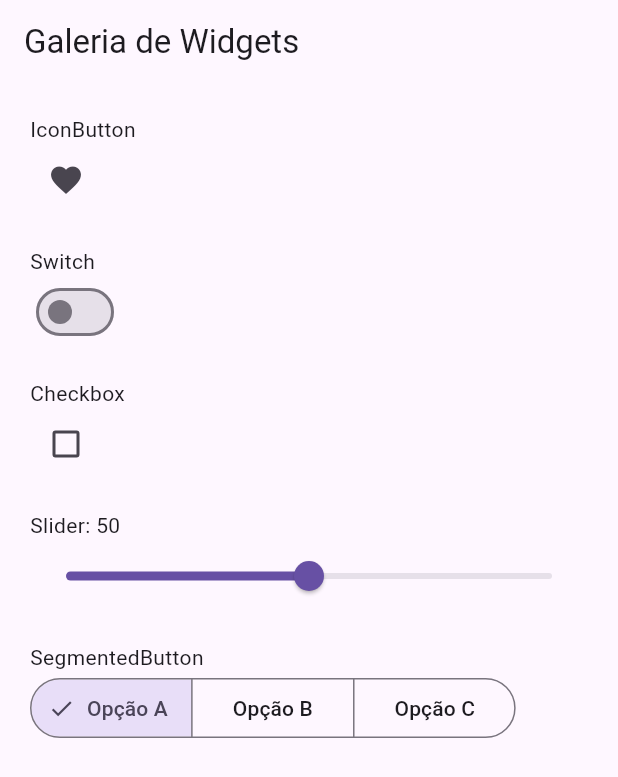
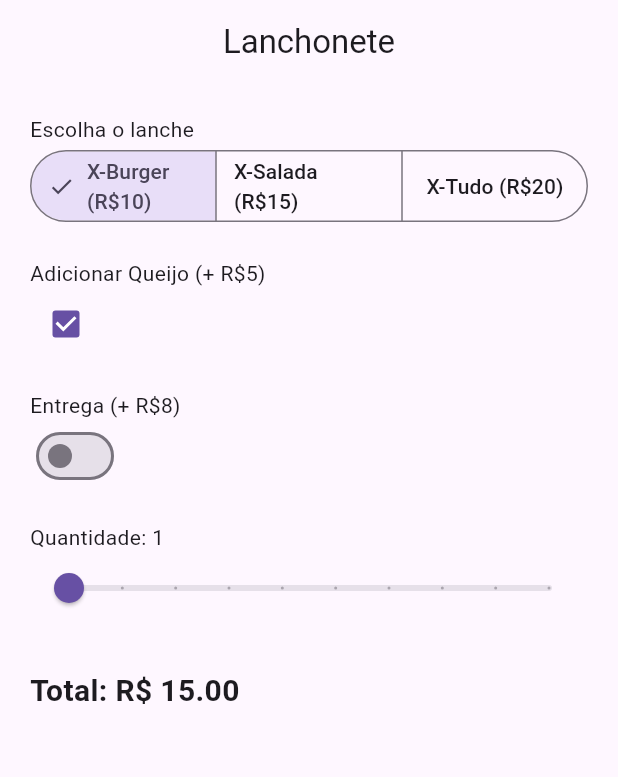
Before and after one commit to Luanlhp777/mobile13, a Flutter app: the screen it shows after launch, on a phone screen of 412 x 824 dp. Shown: the top 777 px of the screen. Run offline on Flutter 3.47's test engine with Material 3 defaults, Android fonts, the phone set to English and light mode, and no system bars.

Commit message:
feat: adiciona exercicio de componentes e pedido de lanche

```diff
--- a/componentes_diversos/lib/main.dart
+++ b/componentes_diversos/lib/main.dart
@@ -15,20 +15,39 @@ class _MeuAppState extends State<MeuApp> {
 
   bool ligado = false;
 
-  bool aceito = false;
+  bool aceito = true;
 
-  double valor = 50;
+  double valor = 1;
 
   String opcao = "A";
 
-  void clicarIcone() {
-    print("Clicou no coração");
+  double total = 15;
+
+  void calcularTotal() {
+    double precoLanche = 0;
+
+    if (opcao == "A") {
+      precoLanche = 10;
+    } else if (opcao == "B") {
+      precoLanche = 15;
+    } else {
+      precoLanche = 20;
+    }
+
+    double adicionarQueijo = aceito ? 5 : 0;
+    double taxaEntrega = ligado ? 8: 0;
+
+    total = (precoLanche + adicionarQueijo) * valor + taxaEntrega;
   }
+
+  // void clicarIcone() {
+  //   print("Clicou no coração");
+  // }===ICONE DO CORAÇÃO===
 
   void alterarSwitch(bool novoValor) {
     setState(() {
-
       ligado = novoValor;
+      calcularTotal();
 
       print(novoValor);
     });
@@ -38,6 +57,8 @@ class _MeuAppState extends State<MeuApp> {
 
     setState(() {
       aceito = novoValor;
+      calcularTotal();
+
       print(novoValor);
     });
   }
@@ -46,6 +67,8 @@ class _MeuAppState extends State<MeuApp> {
 
     setState(() {
       valor = novoValor;
+      calcularTotal();
+
       print(novoValor);
     });
   }
@@ -54,6 +77,8 @@ class _MeuAppState extends State<MeuApp> {
 
     setState(() {
       opcao = novaOpcao;
+      calcularTotal();
+
       print(novaOpcao);
     });
   }
@@ -64,7 +89,8 @@ class _MeuAppState extends State<MeuApp> {
       debugShowCheckedModeBanner: false,
       home: Scaffold(
         appBar: AppBar(
-          title: Text("Galeria de Widgets"),
+          title: Text("Lanchonete"),
+          centerTitle: true,
         ),
 
         body: Padding(
@@ -74,17 +100,49 @@ class _MeuAppState extends State<MeuApp> {
             crossAxisAlignment: CrossAxisAlignment.start,
             children: [
 
-              Text("IconButton"),
+              Text("Escolha o lanche"),
 
-              IconButton(
-                icon: Icon(Icons.favorite),
-                onPressed: clicarIcone,
+              SegmentedButton<String>(
+                segments: [
+                  ButtonSegment(
+                    value: "A",
+                    label: Text("X-Burger (R\$10)"),
+                  ),
+                  ButtonSegment(
+                    value: "B",
+                    label: Text("X-Salada (R\$15)"),
+                  ),
+                  ButtonSegment(
+                    value: "C",
+                    label: Text("X-Tudo (R\$20)"),
+                  ),
+                ],
+
+                selected: {opcao},
+
+                onSelectionChanged: (novaSelecao) {
+                  alterarOpcao(novaSelecao.first);
+                },
+              ),
+
+
+
+              SizedBox(height: 20),
+
+              // ======CHECKBOX==========
+              Text("Adicionar Queijo (+ R\$5)"),
+
+              Checkbox(
+                value: aceito,
+                onChanged: (valor) {
+                  alterarCheckbox(valor!);
+                },
               ),
 
               SizedBox(height: 20),
 
-                // ======SWITCH=======
-              Text("Switch"),
+                  // ======SWITCH=======
+              Text("Entrega (+ R\$8)"),
 
               Switch(
                 value: ligado,
@@ -95,51 +153,35 @@ class _MeuAppState extends State<MeuApp> {
 
               SizedBox(height: 20),
 
-              // ======CHECKBOX==========
-              Text("Checkbox"),
-
-              Checkbox(
-                value: aceito,
-                onChanged: (valor) {
-                  alterarCheckbox(valor!);
-                },
-              ),
-
-              SizedBox(height: 20),
-
               // ======= SLIDER ======
-              Text("Slider: ${valor.toInt()}"),
+              Text("Quantidade: ${valor.toInt()}"),
 
               Slider(
-                min: 0,
-
-                max: 100,
-
+                min: 1,
+                max: 10,
+                divisions: 9,
                 value: valor,
-
                 onChanged: (novoValor) {
                   alterarSlider(novoValor);
                 },
               ),
 
-              SizedBox(height: 20),
+              SizedBox(height: 30),
 
-              // ===== SEGMENTED BUTTON ===========
-              Text("SegmentedButton"),
+                // IconButton(
+              //   icon: Icon(Icons.favorite),
+              //   onPressed: clicarIcone,
+              // ), ===ICONE DO CORAÇÃO===
 
-              SegmentedButton<String> (
-                segments: [
+              // ===== TOTAL ======
+              Text(
+                "Total: R\$ ${total.toStringAsFixed(2)}",
 
-                  ButtonSegment(value: "A", label: Text("Opção A")),
-                  ButtonSegment(value: "B", label: Text("Opção B")),
-                  ButtonSegment(value: "C", label: Text("Opção C")),
-                ],
+                style: TextStyle(
+                  fontSize: 20,
+                  fontWeight: FontWeight.bold,
 
-                selected: {opcao},
-
-                onSelectionChanged: (novaSelecao) {
-                  alterarOpcao(novaSelecao.first);
-                },
+                ),
               ),
             ],
           ),
```
Also changed, not shown: componentes_diversos/analysis_options.yaml (+9 -0 lines), componentes_diversos/pubspec.lock, 1 other file.
